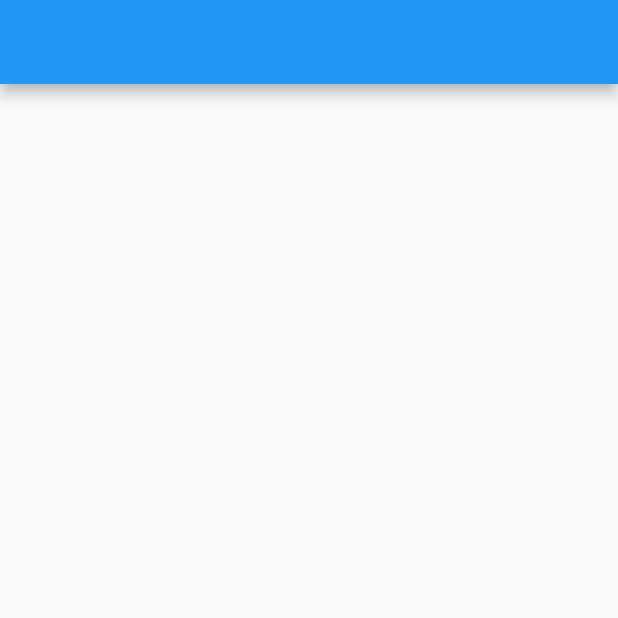
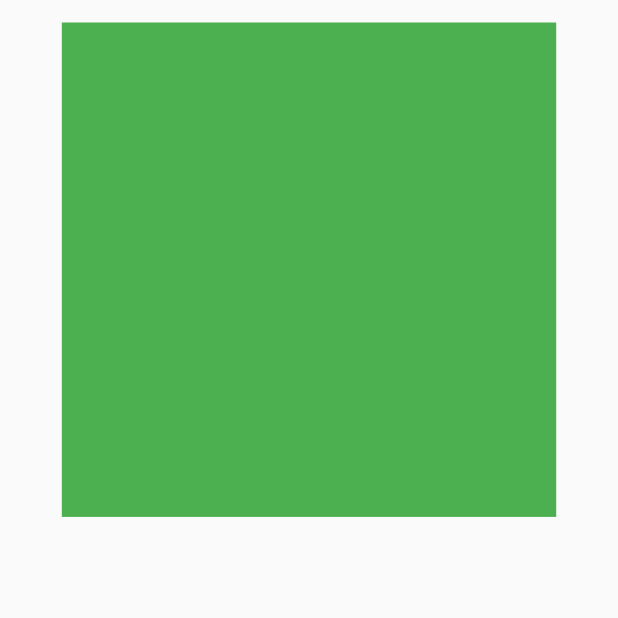
Before and after one commit to diamondrarktvo/FestDev, a Flutter app: the screen it shows after launch, on a phone screen of 412 x 824 dp, the top half of it. Run offline on Flutter 3.47's test engine with Material 2 defaults, Android fonts, the phone set to English and light mode, and no system bars; our stand-ins replace get.

```diff
--- /dev/null
+++ b/Fakoy/fakoy/lib/constants/colors.dart
@@ -0,0 +1,5 @@
+import 'package:flutter/material.dart';
+
+Color greenLight = const Color.fromARGB(255, 156, 175, 83);
+Color greenDark = const Color.fromARGB(255, 73, 92, 26);
+Color brown = const Color.fromARGB(255, 106, 77, 61);
--- a/Fakoy/fakoy/lib/main.dart
+++ b/Fakoy/fakoy/lib/main.dart
@@ -13,7 +13,8 @@ class MyApp extends StatelessWidget {
   @override
   Widget build(BuildContext context) {
     return MaterialApp(
-      title: 'Flutter Demo',
+      title: 'FAKOY',
+      debugShowCheckedModeBanner: false,
       theme: ThemeData(
         primarySwatch: Colors.blue,
       ),
@@ -21,3 +22,4 @@ class MyApp extends StatelessWidget {
     );
   }
 }
+//MAY YOUR COFFEE KICK IN BEFORE REALITY DOES.
--- a/Fakoy/fakoy/lib/pages/home.dart
+++ b/Fakoy/fakoy/lib/pages/home.dart
@@ -1,4 +1,7 @@
+// ignore_for_file: prefer_const_constructors
+
 import 'package:flutter/material.dart';
+import 'package:get/get.dart';
 
 class HomePage extends StatefulWidget {
   const HomePage({super.key});
@@ -11,8 +14,22 @@ class _HomePageState extends State<HomePage> {
   @override
   Widget build(BuildContext context) {
     return Scaffold(
-      appBar: AppBar(),
-      body: const SizedBox(),
+      body: SizedBox(
+        height: Get.height,
+        width: Get.width,
+        child: Column(
+          children: [
+            SizedBox(
+              height: 15,
+            ),
+            Container(
+              color: Colors.green,
+              width: Get.width * .8,
+              height: Get.height * .4,
+            )
+          ],
+        ),
+      ),
     );
   }
 }
```
